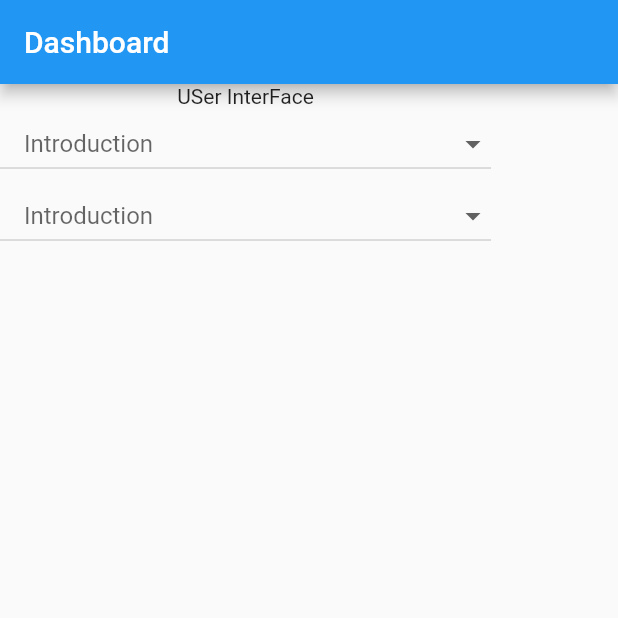
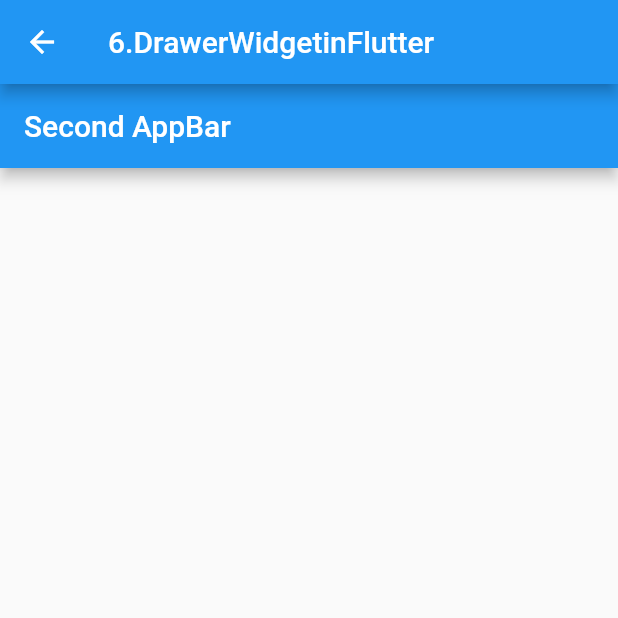
Before and after one commit to Nikhildeshmukh07/Flutter_Learn, a Flutter app: the screen it shows after launch, on a phone screen of 412 x 824 dp, the top half of it. Run offline on Flutter 3.47's test engine with Material 2 defaults, Android fonts, the phone set to English and light mode, and no system bars; drawn by our look-alikes of dropdown_button2.

Commit message:
commit from sstpl 24-08-2023

```diff
--- /dev/null
+++ b/lib/6DrawerWidgetinFlutter.dart
@@ -0,0 +1,26 @@
+import 'package:flutter/material.dart';
+class MyHomePage  extends StatelessWidget {
+  const MyHomePage ({super.key});
+
+  @override
+  Widget build(BuildContext context) {
+    return Scaffold(
+      appBar: AppBar(
+        title: const Text('6.DrawerWidgetinFlutter'),
+        leading: IconButton(
+          icon: const Icon(Icons.arrow_back),
+          onPressed: () {
+            Navigator.pop(context);
+          },
+        ),
+      ),
+      body: Column(
+        children: [
+          AppBar(
+            title: const Text('Second AppBar'),
+          )
+        ],
+      ),
+    );
+  }
+}
--- a/lib/Dashboard.dart
+++ b/lib/Dashboard.dart
@@ -71,7 +71,7 @@ class DashboardScreen extends StatelessWidget {
             ],
           ),
           DropdownButton2<String>(
-            hint: const Text('Introduction'),
+            hint: const Text('Key Widgets'),
             // Displayed when no item is selected
             onChanged: (String? newValue) {
               if (newValue == 'Hello World') {
@@ -79,28 +79,6 @@ class DashboardScreen extends StatelessWidget {
                   context,
                   MaterialPageRoute(builder: (context) => HelloWorldScreen()),
                 );
-              } else if (newValue == 'MyScaffold') {
-                Navigator.push(
-                  context,
-                  MaterialPageRoute(builder: (context) => MyScaffold()),
-                );
-              } else if (newValue == 'TutorialHome') {
-                Navigator.push(
-                    context,
-                    MaterialPageRoute(
-                        builder: (context) => const TutorialHome()));
-              }
-              else if (newValue == 'MyButton') {
-                Navigator.push(
-                    context,
-                    MaterialPageRoute(
-                        builder: (context) =>  MyButton()));
-              }
-              else if (newValue == 'Counter2') {
-                Navigator.push(
-                    context,
-                    MaterialPageRoute(
-                        builder: (context) =>  Counter2()));
               }
               // You can add more else if blocks for additional items
             },
@@ -108,17 +86,7 @@ class DashboardScreen extends StatelessWidget {
               // Use DropdownMenuItem
               DropdownMenuItem<String>(
                   value: 'Hello World', child: Text('Hello World')),
-              DropdownMenuItem<String>(
-                  value: 'MyScaffold', child: Text('Basic widgets')),
-              DropdownMenuItem<String>(
-                  value: 'TutorialHome',
-                  child: Text('Using Material Components')),
-              DropdownMenuItem<String>(
-                  value: 'MyButton',
-                  child: Text('Handling gestures')),
-              DropdownMenuItem<String>(
-                  value: 'Counter2',
-                  child: Text('Changing widgets in response to input'))
+
               // Add more items here
             ],
           ),
--- a/lib/main.dart
+++ b/lib/main.dart
@@ -3,6 +3,7 @@ import 'package:flutter_learn/3TutorialHome.dart';
 import '4.Handling gestures.dart';
 import '5Changingwidgetsinresponsetoinput.dart';
 import 'Dashboard.dart';
+import '6DrawerWidgetinFlutter.dart';
 
 void main() {
   runApp(MyApp());
@@ -15,8 +16,8 @@ class MyApp extends StatelessWidget {
       theme: ThemeData(
         primarySwatch: Colors.blue,
       ),
-      home: DashboardScreen(),
-    //  home : Counter2(),
+    //  home: DashboardScreen(),
+     home : MyHomePage(),
     );
   }
 }
```
Also changed, not shown: pubspec.lock.
